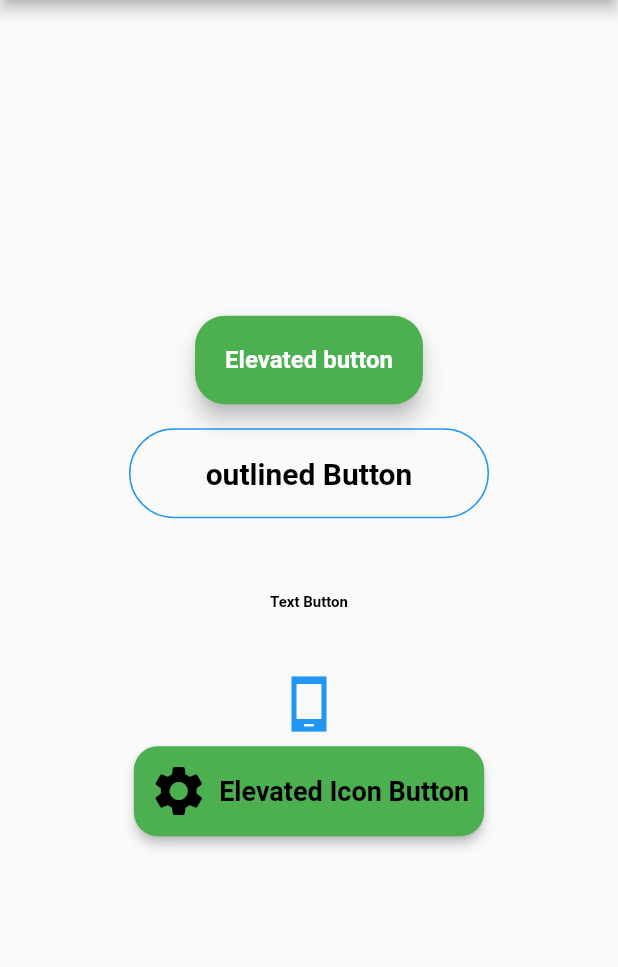
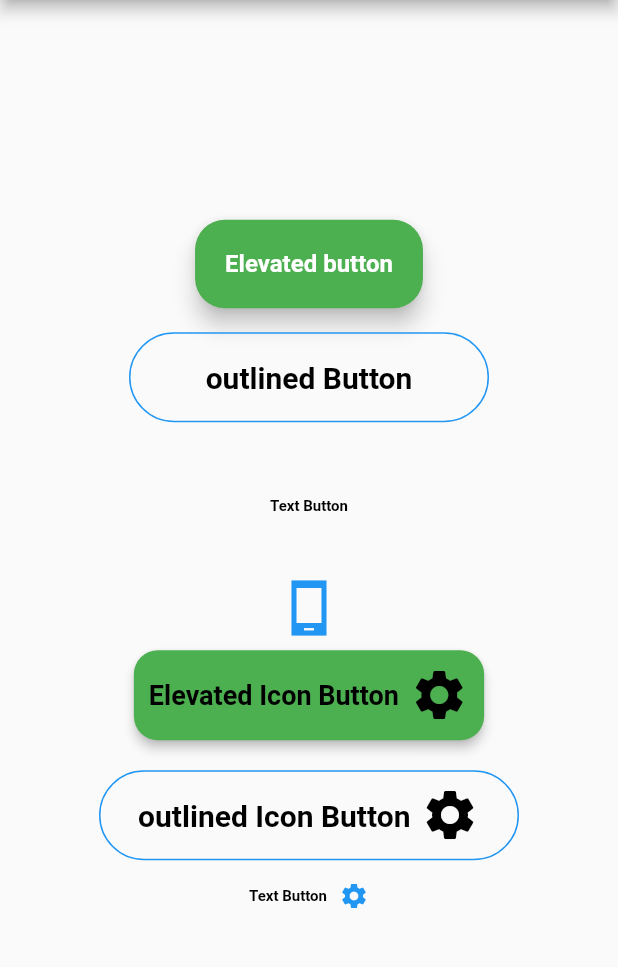
Before and after one commit to abhi2718/learning_flutter, a Flutter app: the screen it shows after launch, on a phone screen of 412 x 824 dp, the part 84-1051 px from its top. Run offline on Flutter 3.47's test engine with Material 2 defaults, Android fonts, the phone set to English and light mode, and no system bars.

Commit message:
all buttons are  ready

```diff
--- a/lib/components/button.dart
+++ b/lib/components/button.dart
@@ -191,12 +191,13 @@ class ElevatedIconButton extends StatelessWidget {
   final double borderRadius;
   final double horizontalPadding;
   final double verticalPadding;
-  ElevatedIconButton({
-    required this.title,
+  final String iconPostion;
+  ElevatedIconButton(
+      {required this.title,
       required this.iconName,
       required this.onPressed,
-    this.iconColor=Colors.white,
-    this.iconSize=30,
+      this.iconColor = Colors.white,
+      this.iconSize = 30,
       this.btnWidth = 250,
       this.btnHeight = 80,
       this.backgroundColor = Colors.blue,
@@ -208,17 +209,26 @@ class ElevatedIconButton extends StatelessWidget {
       this.borderRadius = 16,
       this.horizontalPadding = 10,
       this.verticalPadding = 10,
-  });
+      this.iconPostion = "left"});
   @override
   Widget build(BuildContext context) {
     return ElevatedButton.icon(
         onPressed: onPressed,
-      icon:Icon(iconName,
-      color:iconColor,
+        icon: iconPostion == "left"
+            ? Icon(
+                iconName,
+                color: iconColor,
+                size: iconSize,
+              )
+            : Text(title),
+        label: iconPostion == "left"
+            ? Text(title)
+            : Icon(
+                iconName,
+                color: iconColor,
                 size: iconSize,
               ),
-      label: Text(title),
-      style:ElevatedButton.styleFrom(
+        style: ElevatedButton.styleFrom(
             //fixedSize: Size(btnWidth, btnHeight),
             textStyle: TextStyle(
               fontSize: fontSize,
@@ -234,8 +244,144 @@ class ElevatedIconButton extends StatelessWidget {
             padding: EdgeInsets.symmetric(
               vertical: verticalPadding,
               horizontal: horizontalPadding,
+            )));
+  }
+}
+
+class CustomOutlinedIconButton extends StatelessWidget {
+  final String title;
+  final VoidCallback onPressed;
+  final Color titleColor;
+  final double btnWidth;
+  final double btnHeight;
+  final double fontSize;
+  final FontWeight fontWeight;
+  final String fontFamily;
+  final double borderRadius;
+  final double borderWidth;
+  final Color borderColor;
+  final double horizontalPadding;
+  final double verticalPadding;
+  final IconData iconName;
+  final Color iconColor;
+  final double iconSize;
+  final String iconPostion;
+  CustomOutlinedIconButton(
+      {
+      required this.onPressed,
+      required this.title,
+      this.btnWidth = 100,
+      this.btnHeight = 50,
+      this.titleColor = Colors.black,
+      this.fontSize = 16,
+      this.fontWeight = FontWeight.normal,
+      this.fontFamily = '',
+      this.borderRadius = 16,
+      this.borderWidth = 1,
+      this.borderColor = Colors.blue,
+      this.horizontalPadding = 2,
+      this.verticalPadding = 2,
+      required this.iconName,
+      this.iconColor = Colors.white,
+      this.iconSize = 16,
+      this.iconPostion = "left"});
+  @override
+  Widget build(BuildContext context) {
+    return OutlinedButton.icon(
+      icon: iconPostion == "left"
+          ? Icon(
+              iconName,
+              color: iconColor,
+              size: iconSize,
             )
-      )
+          : Text(title),
+      label: iconPostion == "left"
+          ? Text(title)
+          : Icon(
+              iconName,
+              color: iconColor,
+              size: iconSize,
+            ),
+      onPressed: onPressed,
+      style: OutlinedButton.styleFrom(
+        primary: titleColor,
+        fixedSize: Size(btnWidth, btnHeight),
+        textStyle: TextStyle(
+          fontSize: fontSize,
+          fontWeight: fontWeight,
+          fontFamily: fontFamily,
+        ),
+        shape: RoundedRectangleBorder(
+          borderRadius: BorderRadius.circular(borderRadius),
+        ),
+        side: BorderSide(
+          width: borderWidth,
+          color: borderColor,
+        ),
+        padding: EdgeInsets.symmetric(
+          vertical: verticalPadding,
+          horizontal: horizontalPadding,
+        ),
+      ),
     );
   }
 }
+
+
+class CustomTextIconButton extends StatelessWidget {
+  final String title;
+  final VoidCallback onPressed;
+  final Color titleColor;
+  final double btnWidth;
+  final double btnHeight;
+  final double fontSize;
+  final FontWeight fontWeight;
+  final String fontFamily;
+  final IconData iconName;
+  final Color iconColor;
+  final double iconSize;
+  final String iconPostion;
+  CustomTextIconButton({
+    required this.onPressed,
+    required this.title,
+    this.btnWidth = 100,
+    this.btnHeight = 50,
+    this.titleColor = Colors.black,
+    this.fontSize = 16,
+    this.fontWeight = FontWeight.normal,
+    this.fontFamily = '',
+    required this.iconName,
+    this.iconColor = Colors.white,
+    this.iconSize = 16,
+    this.iconPostion = "left"
+  });
+  @override
+  Widget build(BuildContext context) {
+    return TextButton.icon(
+      icon: iconPostion == "left"
+          ? Icon(
+              iconName,
+              color: iconColor,
+              size: iconSize,
+            )
+          : Text(title),
+      label: iconPostion == "left"
+          ? Text(title)
+          : Icon(
+              iconName,
+              color: iconColor,
+              size: iconSize,
+            ),
+      onPressed: onPressed,
+      style: TextButton.styleFrom(
+        primary: titleColor,
+        fixedSize: Size(btnWidth, btnHeight),
+        textStyle: TextStyle(
+          fontSize: fontSize,
+          fontWeight: fontWeight,
+          fontFamily: fontFamily,
+        ),
+      ),
+    );
+  }
+}
--- a/lib/main.dart
+++ b/lib/main.dart
@@ -76,7 +76,39 @@ class HomeScreen extends StatelessWidget {
                   fontSize: 18,
                   fontWeight: FontWeight.bold,
                   elevation:3,
+                  iconPostion: "right",
                   ),
+                  Container(child:CustomOutlinedIconButton(
+                  iconName: Icons.settings,
+                  iconColor: Colors.black,
+                  iconPostion: "right",
+                  iconSize: 40,
+                     onPressed: () {
+                    print("HI Flutter");
+                  },
+                  title: 'outlined Icon Button',
+                  btnHeight: 60,
+                  btnWidth: 280,
+                  fontSize: 20,
+                  fontWeight: FontWeight.bold,
+                  borderRadius: 40,
+                  ),
+                  margin:const EdgeInsets.only(top:20),
+                  ),
+                  CustomTextIconButton(
+                  iconName: Icons.settings,
+                  iconColor: Colors.blue,
+                  iconPostion: "right",
+                  iconSize: 20,
+                    onPressed: () {
+                    print("HI Flutter");
+                  },
+                  title: 'Text Button',
+                  btnHeight: 20,
+                  btnWidth: 180,
+                  fontSize: 10,
+                  fontWeight: FontWeight.bold,
+                  )
             ],
           ),
         ),
```
Lines whose indentation alone changed are shown as unchanged.
